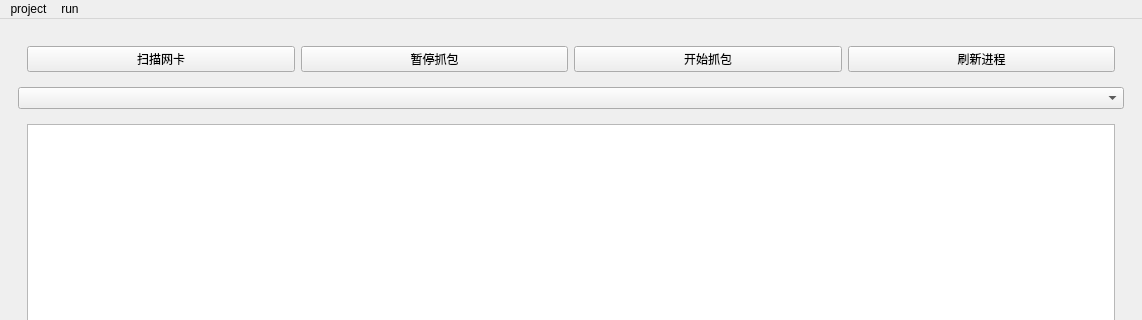
Old version of the form mainwindow.ui in the repository T-s-e/Sniffer; both pictures show x 0 to 1142 and y 0 to 320 of the 1142 by 800 pixel window.
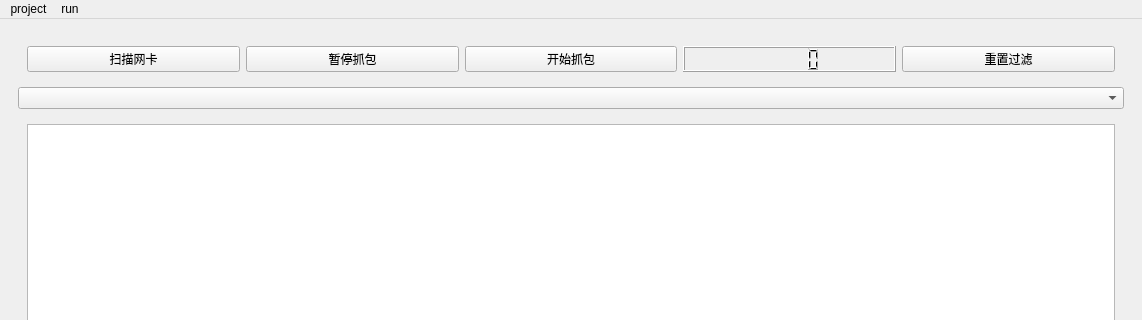
New version of the form. Icons and pictures are not drawn.

```diff
--- a/mainwindow.ui
+++ b/mainwindow.ui
@@ -42,10 +42,13 @@
             </property>
            </widget>
           </item>
+          <item>
+           <widget class="QLCDNumber" name="lcdNumber"/>
+          </item>
           <item>
            <widget class="QPushButton" name="pushButton_4">
             <property name="text">
-             <string>刷新进程</string>
+             <string>重置过滤</string>
             </property>
            </widget>
           </item>
```
